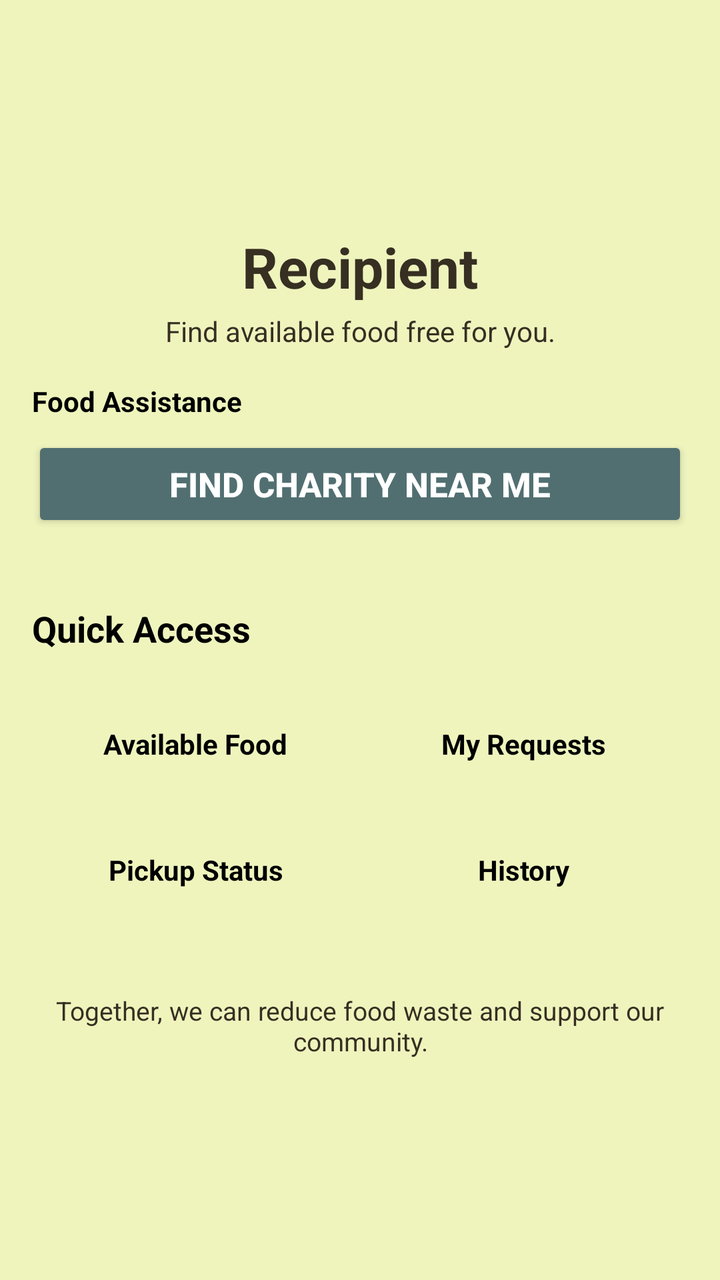
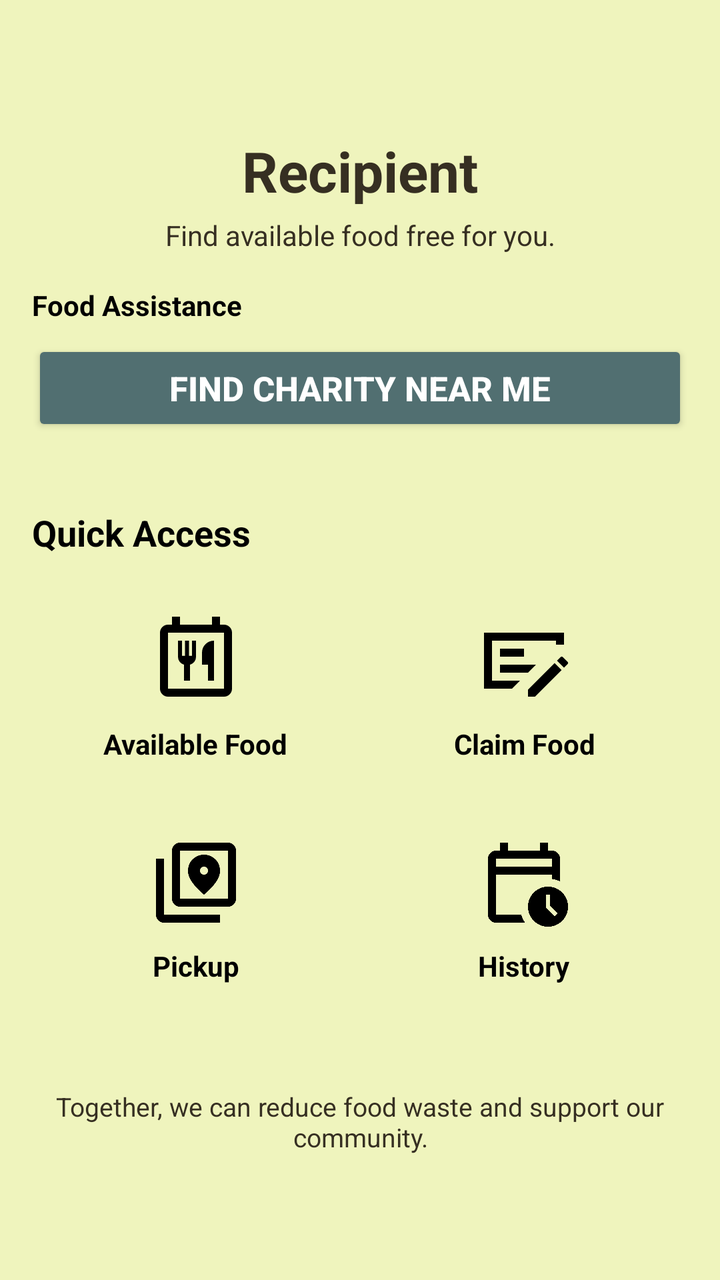

Before-and-after screenshots of an Android layout around one commit, followed by the original layout XML and the change that was made.
<!-- AndroidManifest.xml: application theme Theme.GroupProject -->
<!-- res/layout/activity_recipient.xml -->
<?xml version="1.0" encoding="utf-8"?>
<ScrollView
    xmlns:android="http://schemas.android.com/apk/res/android"
    android:layout_width="match_parent"
    android:layout_height="match_parent"
    android:background="@color/background"
    android:fillViewport="true">

    <LinearLayout
        android:layout_width="match_parent"
        android:layout_height="wrap_content"
        android:orientation="vertical"
        android:gravity="center"
        android:padding="@dimen/spacing_medium">



        <TextView
            android:layout_width="match_parent"
            android:layout_height="wrap_content"
            android:layout_marginTop="4dp"
            android:gravity="center"
            android:text="@string/recipient"
            android:textColor="@color/secondary_text"
            android:textSize="@dimen/title_size"
            android:textStyle="bold"/>

        <TextView
            android:layout_width="match_parent"
            android:layout_height="wrap_content"
            android:layout_marginTop="4dp"
            android:gravity="center"
            android:text="@string/recipient_desc"
            android:textColor="@color/secondary_text"
            android:textSize="@dimen/body_size"/>


        <TextView
            android:layout_width="match_parent"
            android:layout_height="wrap_content"
            android:layout_marginTop="@dimen/spacing_medium"
            android:text="Food Assistance"
            android:textColor="@color/primary_text"
            android:textSize="@dimen/body_size"
            android:textStyle="bold"/>

        <Button
            android:id="@+id/findCharityBtn"
            android:layout_width="match_parent"
            android:layout_height="wrap_content"
            android:layout_marginTop="@dimen/spacing_small"
            android:backgroundTint="@color/button"
            android:text="Find Charity Near Me"
            android:textColor="@color/white"
            android:textSize="17sp"
            android:textStyle="bold"/>


        <TextView
            android:layout_width="match_parent"
            android:layout_height="wrap_content"
            android:layout_marginTop="36dp"
            android:text="Quick Access"
            android:textColor="@color/primary_text"
            android:textSize="18sp"
            android:textStyle="bold"/>

        <LinearLayout
            android:layout_width="match_parent"
            android:layout_height="wrap_content"
            android:layout_marginTop="@dimen/spacing_medium"
            android:gravity="center"
            android:orientation="horizontal">

            <LinearLayout
                android:id="@+id/availableFood"
                android:layout_width="0dp"
                android:layout_weight="1"
                android:layout_height="wrap_content"
                android:clickable="true"
                android:focusable="true"
                android:gravity="center"
                android:orientation="vertical"
                android:padding="@dimen/padding_small">

            
                <TextView
                    android:layout_width="wrap_content"
                    android:layout_height="wrap_content"
                    android:layout_marginTop="@dimen/spacing_small"
                    android:gravity="center"
                    android:text="Available Food"
                    android:textColor="@color/primary_text"
                    android:textSize="@dimen/body_size"
                    android:textStyle="bold"/>
            </LinearLayout>


            <LinearLayout
                android:id="@+id/myRequests"
                android:layout_width="0dp"
                android:layout_weight="1"
                android:layout_height="wrap_content"
                android:clickable="true"
                android:focusable="true"
                android:gravity="center"
                android:orientation="vertical"
                android:padding="12dp">



                <TextView
                    android:layout_width="wrap_content"
                    android:layout_height="wrap_content"
                    android:layout_marginTop="@dimen/spacing_small"
                    android:gravity="center"
                    android:text="My Requests"
                    android:textColor="@color/primary_text"
                    android:textSize="@dimen/body_size"
                    android:textStyle="bold"/>

            </LinearLayout>
        </LinearLayout>


        <LinearLayout
            android:layout_width="match_parent"
            android:layout_height="wrap_content"
            android:layout_marginTop="12dp"
            android:gravity="center"
            android:orientation="horizontal">


            <LinearLayout
                android:id="@+id/pickupStatus"
                android:layout_width="0dp"
                android:layout_weight="1"
                android:layout_height="wrap_content"
                android:clickable="true"
                android:focusable="true"
                android:gravity="center"
                android:orientation="vertical"
                android:padding="@dimen/padding_small">



                <TextView
                    android:layout_width="wrap_content"
                    android:layout_height="wrap_content"
                    android:layout_marginTop="@dimen/spacing_small"
                    android:gravity="center"
                    android:text="Pickup Status"
                    android:textColor="@color/primary_text"
                    android:textSize="14sp"
                    android:textStyle="bold"/>
            </LinearLayout>

            
            <LinearLayout
                android:id="@+id/history"
                android:layout_width="0dp"
                android:layout_weight="1"
                android:layout_height="wrap_content"
                android:clickable="true"
                android:focusable="true"
                android:gravity="center"
                android:orientation="vertical"
                android:padding="12dp">

                

                <TextView
                    android:layout_width="wrap_content"
                    android:layout_height="wrap_content"
                    android:layout_marginTop="@dimen/spacing_small"
                    android:gravity="center"
                    android:text="History"
                    android:textColor="@color/primary_text"
                    android:textSize="@dimen/body_size"
                    android:textStyle="bold"/>

            </LinearLayout>

        </LinearLayout>

        <TextView
            android:layout_width="match_parent"
            android:layout_height="wrap_content"
            android:layout_marginTop="40dp"
            android:gravity="center"
            android:text="@string/quotes4recip1"
            android:textColor="@color/secondary_text"
            android:textSize="13sp"/>

    </LinearLayout>

</ScrollView>
<!-- resources referenced by this layout -->
<resources>
  <!-- unchanged entries left out for length: 15 -->
</resources>

<!-- the commit's change to res/layout/activity_recipient.xml (unified diff, before → after) -->
@@ -83,21 +83,94 @@
                 android:orientation="vertical"
                 android:padding="@dimen/padding_small">
 
+                <ImageView
+                    android:layout_width="48dp"
+                    android:layout_height="48dp"
+                    android:contentDescription="Available Food"
+                    android:src="@drawable/ic_available_food"/>
+
+                <TextView
+                    android:layout_width="wrap_content"
+                    android:layout_height="wrap_content"
+                    android:layout_marginTop="@dimen/spacing_small"
+                    android:gravity="center"
+                    android:text="Available Food"
+                    android:textColor="@color/primary_text"
+                    android:textSize="@dimen/body_size"
+                    android:textStyle="bold"/>
+            </LinearLayout>
+
+
+            <LinearLayout
+                android:id="@+id/myRequests"
+                android:layout_width="0dp"
+                android:layout_weight="1"
+                android:layout_height="wrap_content"
+                android:clickable="true"
+                android:focusable="true"
+                android:gravity="center"
+                android:orientation="vertical"
+                android:padding="12dp">
+
+                <ImageView
+                    android:layout_width="48dp"
+                    android:layout_height="48dp"
+                    android:contentDescription="Claim Food"
+                    android:src="@drawable/ic_claim_food"/>
+
+                <TextView
+                    android:layout_width="wrap_content"
+                    android:layout_height="wrap_content"
+                    android:layout_marginTop="@dimen/spacing_small"
+                    android:gravity="center"
+                    android:text="Claim Food"
+                    android:textColor="@color/primary_text"
+                    android:textSize="@dimen/body_size"
+                    android:textStyle="bold"/>
+
+            </LinearLayout>
+        </LinearLayout>
+
+
+        <LinearLayout
+            android:layout_width="match_parent"
+            android:layout_height="wrap_content"
+            android:layout_marginTop="12dp"
+            android:gravity="center"
+            android:orientation="horizontal">
+
+
+            <LinearLayout
+                android:id="@+id/pickup"
+                android:layout_width="0dp"
+                android:layout_weight="1"
+                android:layout_height="wrap_content"
+                android:clickable="true"
+                android:focusable="true"
+                android:gravity="center"
+                android:orientation="vertical"
+                android:padding="@dimen/padding_small">
+
+                <ImageView
+                    android:layout_width="48dp"
+                    android:layout_height="48dp"
+                    android:contentDescription="Pickup"
+                    android:src="@drawable/ic_pickup"/>
+
+                <TextView
+                    android:layout_width="wrap_content"
+                    android:layout_height="wrap_content"
+                    android:layout_marginTop="@dimen/spacing_small"
+                    android:gravity="center"
+                    android:text="Pickup"
+                    android:textColor="@color/primary_text"
+                    android:textSize="14sp"
+                    android:textStyle="bold"/>
+            </LinearLayout>
+
             
-                <TextView
-                    android:layout_width="wrap_content"
-                    android:layout_height="wrap_content"
-                    android:layout_marginTop="@dimen/spacing_small"
-                    android:gravity="center"
-                    android:text="Available Food"
-                    android:textColor="@color/primary_text"
-                    android:textSize="@dimen/body_size"
-                    android:textStyle="bold"/>
-            </LinearLayout>
-
-
-            <LinearLayout
-                android:id="@+id/myRequests"
+            <LinearLayout
+                android:id="@+id/history"
                 android:layout_width="0dp"
                 android:layout_weight="1"
                 android:layout_height="wrap_content"
@@ -107,67 +180,11 @@
                 android:orientation="vertical"
                 android:padding="12dp">
 
-
-
-                <TextView
-                    android:layout_width="wrap_content"
-                    android:layout_height="wrap_content"
-                    android:layout_marginTop="@dimen/spacing_small"
-                    android:gravity="center"
-                    android:text="My Requests"
-                    android:textColor="@color/primary_text"
-                    android:textSize="@dimen/body_size"
-                    android:textStyle="bold"/>
-
-            </LinearLayout>
-        </LinearLayout>
-
-
-        <LinearLayout
-            android:layout_width="match_parent"
-            android:layout_height="wrap_content"
-            android:layout_marginTop="12dp"
-            android:gravity="center"
-            android:orientation="horizontal">
-
-
-            <LinearLayout
-                android:id="@+id/pickupStatus"
-                android:layout_width="0dp"
-                android:layout_weight="1"
-                android:layout_height="wrap_content"
-                android:clickable="true"
-                android:focusable="true"
-                android:gravity="center"
-                android:orientation="vertical"
-                android:padding="@dimen/padding_small">
-
-
-
-                <TextView
-                    android:layout_width="wrap_content"
-                    android:layout_height="wrap_content"
-                    android:layout_marginTop="@dimen/spacing_small"
-                    android:gravity="center"
-                    android:text="Pickup Status"
-                    android:textColor="@color/primary_text"
-                    android:textSize="14sp"
-                    android:textStyle="bold"/>
-            </LinearLayout>
-
-            
-            <LinearLayout
-                android:id="@+id/history"
-                android:layout_width="0dp"
-                android:layout_weight="1"
-                android:layout_height="wrap_content"
-                android:clickable="true"
-                android:focusable="true"
-                android:gravity="center"
-                android:orientation="vertical"
-                android:padding="12dp">
-
-                
+                <ImageView
+                    android:layout_width="48dp"
+                    android:layout_height="48dp"
+                    android:contentDescription="History"
+                    android:src="@drawable/history"/>
 
                 <TextView
                     android:layout_width="wrap_content"
<!-- resource entries referenced after the edit -->
@@ -1,5 +1,29 @@
 <!-- resources referenced by this layout -->
 <resources>
+  <!-- drawable history (drawable) -->
+  <vector xmlns:android="http://schemas.android.com/apk/res/android" android:height="24dp" android:tint="#000000" android:viewportHeight="960" android:viewportWidth="960" android:width="24dp">
+        
+      <path android:fillColor="@android:color/white" android:pathData="M200,320L760,320L760,240Q760,240 760,240Q760,240 760,240L200,240Q200,240 200,240Q200,240 200,240L200,320ZM200,320L200,240Q200,240 200,240Q200,240 200,240L200,240Q200,240 200,240Q200,240 200,240L200,320ZM200,880Q167,880 143.5,856.5Q120,833 120,800L120,240Q120,207 143.5,183.5Q167,160 200,160L240,160L240,80L320,80L320,160L640,160L640,80L720,80L720,160L760,160Q793,160 816.5,183.5Q840,207 840,240L840,467Q821,458 801,452Q781,446 760,443L760,400L200,400L200,800Q200,800 200,800Q200,800 200,800L452,800Q459,822 468.5,842Q478,862 491,880L200,880ZM578.5,861.5Q520,803 520,720Q520,637 578.5,578.5Q637,520 720,520Q803,520 861.5,578.5Q920,637 920,720Q920,803 861.5,861.5Q803,920 720,920Q637,920 578.5,861.5ZM787,815L815,787L740,712L740,600L700,600L700,728L787,815Z"/>
+      
+  </vector>
+  <!-- drawable ic_available_food (drawable) -->
+  <vector xmlns:android="http://schemas.android.com/apk/res/android" android:height="24dp" android:tint="#000000" android:viewportHeight="960" android:viewportWidth="960" android:width="24dp">
+        
+      <path android:fillColor="@android:color/white" android:pathData="M200,840Q167,840 143.5,816.5Q120,793 120,760L120,200Q120,167 143.5,143.5Q167,120 200,120L240,120L240,40L320,40L320,120L640,120L640,40L720,40L720,120L760,120Q793,120 816.5,143.5Q840,167 840,200L840,760Q840,793 816.5,816.5Q793,840 760,840L200,840ZM760,760L760,200Q760,200 760,200Q760,200 760,200L200,200Q200,200 200,200Q200,200 200,200L200,760Q200,760 200,760Q200,760 200,760L760,760Q760,760 760,760Q760,760 760,760ZM360,680L420,680L420,520Q446,513 463,491.5Q480,470 480,443L480,280L440,280L440,431L410,431L410,280L370,280L370,431L340,431L340,280L300,280L300,443Q300,470 317,491.5Q334,513 360,520L360,680ZM600,680L660,680L660,280Q610,280 575,315Q540,350 540,400L540,520L600,520L600,680ZM200,760Q200,760 200,760Q200,760 200,760L200,760Q200,760 200,760Q200,760 200,760L200,200Q200,200 200,200Q200,200 200,200L200,200Q200,200 200,200Q200,200 200,200L200,760Z"/>
+      
+  </vector>
+  <!-- drawable ic_claim_food (drawable) -->
+  <vector xmlns:android="http://schemas.android.com/apk/res/android" android:autoMirrored="true" android:height="24dp" android:tint="#000000" android:viewportHeight="960" android:viewportWidth="960" android:width="24dp">
+        
+      <path android:fillColor="@android:color/white" android:pathData="M240,600L520,600L600,520L240,520L240,600ZM240,440L480,440L480,360L240,360L240,440ZM160,280L160,680L440,680L360,760L80,760L80,200L880,200L880,320L800,320L800,280L160,280ZM916,492Q921,497 921,503Q921,509 916,514L880,550L810,480L846,444Q851,439 857,439Q863,439 868,444L916,492ZM520,840L520,770L786,504L856,574L590,840L520,840ZM160,280L160,280L160,320L160,680L160,680L160,280Z"/>
+      
+  </vector>
+  <!-- drawable ic_pickup (drawable) -->
+  <vector xmlns:android="http://schemas.android.com/apk/res/android" android:height="24dp" android:tint="#000000" android:viewportHeight="960" android:viewportWidth="960" android:width="24dp">
+        
+      <path android:fillColor="@android:color/white" android:pathData="M320,720Q287,720 263.5,696.5Q240,673 240,640L240,160Q240,127 263.5,103.5Q287,80 320,80L800,80Q833,80 856.5,103.5Q880,127 880,160L880,640Q880,673 856.5,696.5Q833,720 800,720L320,720ZM320,640L800,640Q800,640 800,640Q800,640 800,640L800,160Q800,160 800,160Q800,160 800,160L320,160Q320,160 320,160Q320,160 320,160L320,640Q320,640 320,640Q320,640 320,640ZM160,880Q127,880 103.5,856.5Q80,833 80,800L80,240L160,240L160,800Q160,800 160,800Q160,800 160,800L720,800L720,880L160,880ZM320,160L320,160Q320,160 320,160Q320,160 320,160L320,640Q320,640 320,640Q320,640 320,640L320,640Q320,640 320,640Q320,640 320,640L320,160Q320,160 320,160Q320,160 320,160ZM531.5,388.5Q520,377 520,360Q520,343 531.5,331.5Q543,320 560,320Q577,320 588.5,331.5Q600,343 600,360Q600,377 588.5,388.5Q577,400 560,400Q543,400 531.5,388.5ZM560,600Q641,531 680.5,472.5Q720,414 720,364Q720,289 671.5,244.5Q623,200 560,200Q497,200 448.5,244.5Q400,289 400,364Q400,414 439.5,472.5Q479,531 560,600Z"/>
+      
+  </vector>
   <!-- unchanged entries left out for length: 15 -->
 </resources>
 
